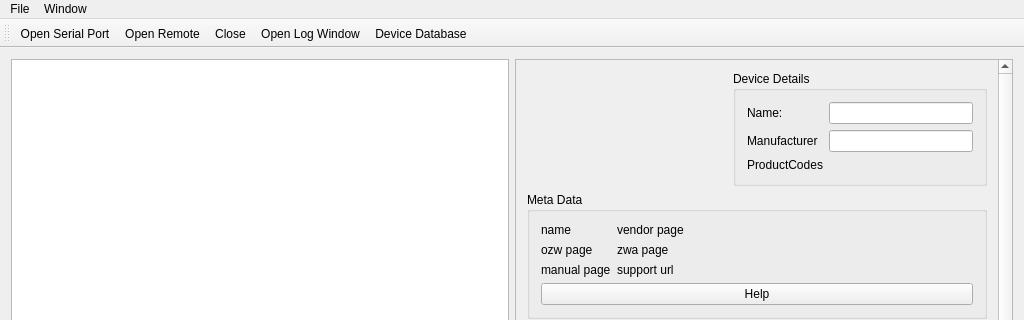
Before: the Qt Designer form ozwadmin-main/mainwindow.ui in OpenZWave/ozw-admin, drawn with Qt 5; both pictures show x 0 to 1024 and y 0 to 320 of the 1024 by 800 pixel window.
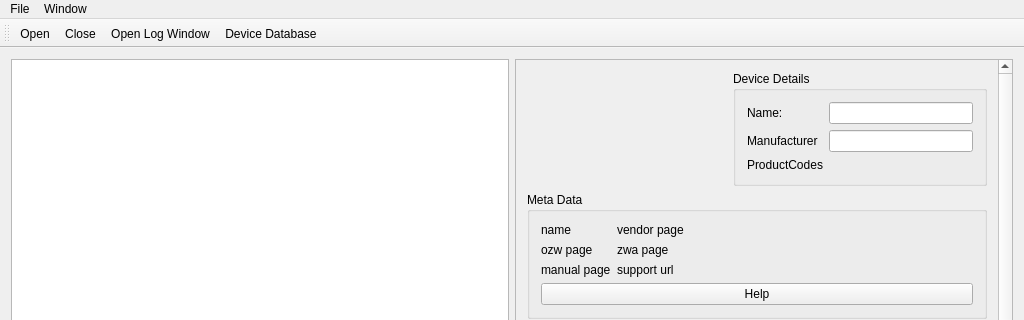
After: the same form once the commit is applied. The open tabs and pages were chosen to show the change. Icons and pictures are not drawn.

```diff
--- a/ozwadmin-main/mainwindow.ui
+++ b/ozwadmin-main/mainwindow.ui
@@ -907,7 +907,7 @@
                 <rect>
                  <x>0</x>
                  <y>0</y>
-                 <width>85</width>
+                 <width>98</width>
                  <height>71</height>
                 </rect>
                </property>
@@ -1060,7 +1060,6 @@
     <property name="title">
      <string>File</string>
     </property>
-    <addaction name="actionOpen_Serial_Port"/>
     <addaction name="separator"/>
     <addaction name="actionDevice_Database"/>
     <addaction name="action_Configuration"/>
@@ -1085,18 +1084,12 @@
    <attribute name="toolBarBreak">
     <bool>false</bool>
    </attribute>
-   <addaction name="actionOpen_Serial_Port"/>
-   <addaction name="actionOpen_Remote"/>
+   <addaction name="actionOpen"/>
    <addaction name="action_Close"/>
    <addaction name="actionOpen_Log_Window"/>
    <addaction name="actionDevice_Database"/>
   </widget>
   <widget class="QStatusBar" name="statusBar"/>
-  <action name="actionOpen_Serial_Port">
-   <property name="text">
-    <string>&amp;Open Serial Port</string>
-   </property>
-  </action>
   <action name="action_Configuration">
    <property name="text">
     <string>&amp;Configuration</string>
@@ -1122,12 +1115,12 @@
     <string>&amp;Device Database</string>
    </property>
   </action>
-  <action name="actionOpen_Remote">
+  <action name="actionOpen">
    <property name="text">
-    <string>Open &amp;Remote</string>
+    <string>&amp;Open</string>
    </property>
    <property name="toolTip">
-    <string>Open Remote</string>
+    <string>Open</string>
    </property>
   </action>
   <action name="action_Close">
```
